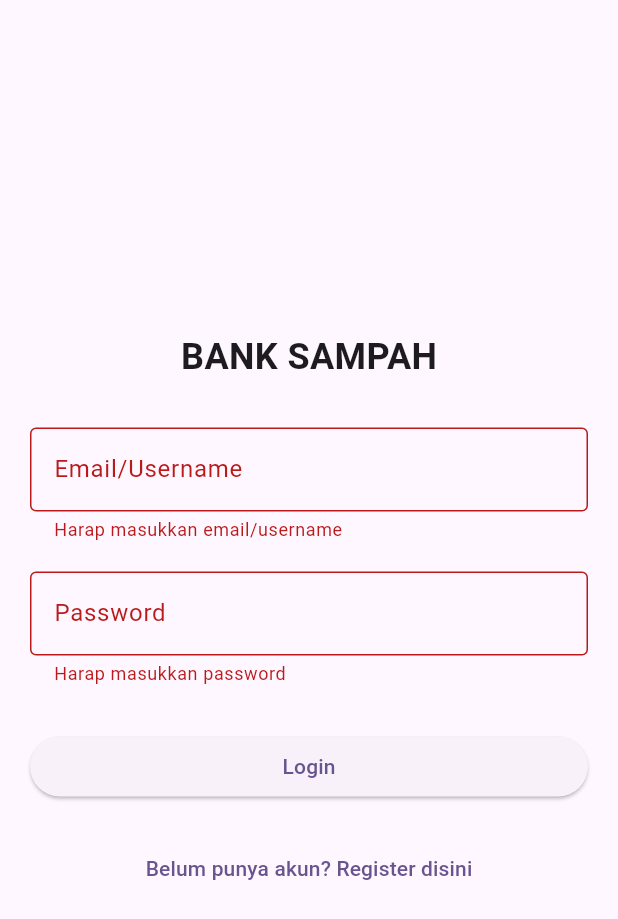
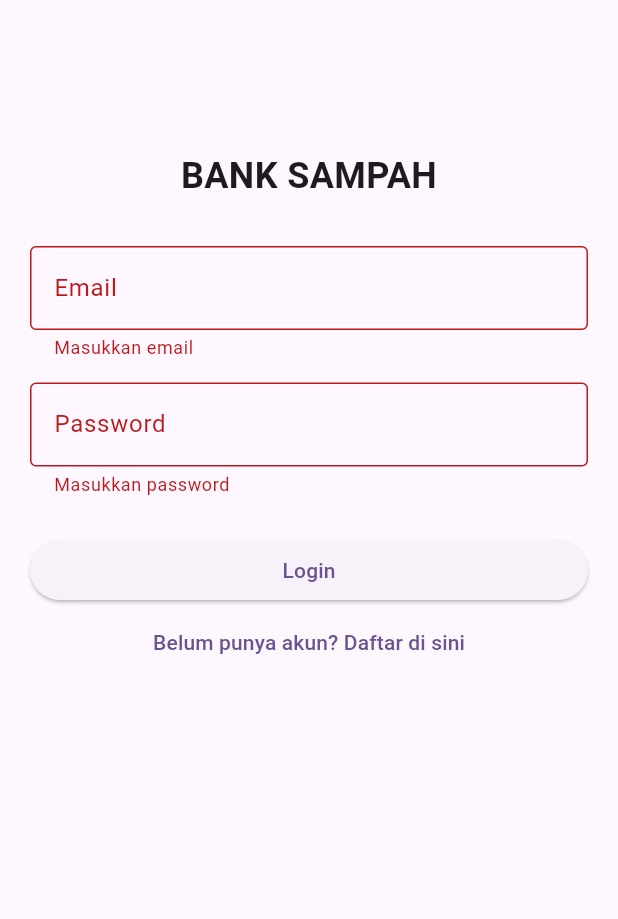
Before and after one commit to andikaalegra/projek_uas_kel2, a Flutter app: the HalamanLogin screen opened directly, after a tap on "Login", on a phone screen of 412 x 824 dp. Shown: the top 919 px of the screen. Run offline on Flutter 3.47's test engine with Material 3 defaults, Android fonts, the light colour scheme and no system bars; our stand-ins replace cloud_firestore, firebase_auth, firebase_core; accounts and stored records are empty.

Commit message:
menambah kodingan

```diff
--- a/lib/halaman_login.dart
+++ b/lib/halaman_login.dart
@@ -1,13 +1,15 @@
 import 'package:flutter/material.dart';
 import 'package:firebase_auth/firebase_auth.dart';
+import 'package:cloud_firestore/cloud_firestore.dart';
+import 'dashboard_admin.dart';
 import 'dashboard_nasabah.dart';
 import 'halaman_daftar.dart';
 
 class HalamanLogin extends StatefulWidget {
-  const HalamanLogin({Key? key}) : super(key: key);
+  const HalamanLogin({super.key});
 
   @override
-  _HalamanLoginState createState() => _HalamanLoginState();
+  State<HalamanLogin> createState() => _HalamanLoginState();
 }
 
 class _HalamanLoginState extends State<HalamanLogin> {
@@ -18,21 +20,35 @@ class _HalamanLoginState extends State<HalamanLogin> {
 
   Future<void> _login() async {
     if (!_formKey.currentState!.validate()) return;
+    setState(() => _isLoading = true);
 
-    setState(() => _isLoading = true);
     try {
-      await FirebaseAuth.instance.signInWithEmailAndPassword(
+      // 1. Login dengan Firebase Auth
+      final credential = await FirebaseAuth.instance.signInWithEmailAndPassword(
         email: _emailController.text.trim(),
         password: _passwordController.text.trim(),
       );
 
-      Navigator.pushReplacement(
-        context,
-        MaterialPageRoute(builder: (context) => DashboardNasabah()),
-      );
-    } on FirebaseAuthException catch (e) {
+      // 2. Ambil UID dan dokumen Firestore
+      final uid = credential.user!.uid;
+      final doc = await FirebaseFirestore.instance.collection('users').doc(uid).get();
+      final data = doc.data();
+
+      // 3. Ambil role dari field 'role' atau 'userType'
+      final role = data?['role'] ?? data?['userType'];
+
+      if (role == 'Admin') {
+        Navigator.pushReplacement(context,
+          MaterialPageRoute(builder: (_) => DashboardAdmin()));
+      } else if (role == 'Nasabah') {
+        Navigator.pushReplacement(context,
+          MaterialPageRoute(builder: (_) => DashboardNasabah()));
+      } else {
+        throw Exception('Peran pengguna tidak diketahui.');
+      }
+    } catch (e) {
       ScaffoldMessenger.of(context).showSnackBar(
-        SnackBar(content: Text(e.message ?? 'Login gagal')),
+        SnackBar(content: Text('Gagal login: $e')),
       );
     } finally {
       setState(() => _isLoading = false);
@@ -50,74 +66,50 @@ class _HalamanLoginState extends State<HalamanLogin> {
   Widget build(BuildContext context) {
     return Scaffold(
       body: Padding(
-        padding: const EdgeInsets.all(20.0),
+        padding: const EdgeInsets.all(20),
         child: Form(
           key: _formKey,
-          child: Column(
-            mainAxisAlignment: MainAxisAlignment.center,
+          child: ListView(
             children: [
-              // Logo Bank Sampah
+              const SizedBox(height: 80),
               const Text(
                 'BANK SAMPAH',
                 style: TextStyle(fontSize: 24, fontWeight: FontWeight.bold),
+                textAlign: TextAlign.center,
               ),
               const SizedBox(height: 30),
 
-              // Email/Username
               TextFormField(
                 controller: _emailController,
-                decoration: InputDecoration(
-                  labelText: 'Email/Username',
-                  border: OutlineInputBorder(),
-                ),
-                validator: (value) {
-                  if (value == null || value.isEmpty) {
-                    return 'Harap masukkan email/username';
-                  }
-                  return null;
-                },
+                decoration: InputDecoration(labelText: 'Email', border: OutlineInputBorder()),
+                validator: (val) => val == null || val.isEmpty ? 'Masukkan email' : null,
               ),
-              const SizedBox(height: 20),
+              const SizedBox(height: 15),
 
-              // Password
               TextFormField(
                 controller: _passwordController,
+                decoration: InputDecoration(labelText: 'Password', border: OutlineInputBorder()),
                 obscureText: true,
-                decoration: InputDecoration(
-                  labelText: 'Password',
-                  border: OutlineInputBorder(),
-                ),
-                validator: (value) {
-                  if (value == null || value.isEmpty) {
-                    return 'Harap masukkan password';
-                  }
-                  return null;
-                },
+                validator: (val) => val == null || val.isEmpty ? 'Masukkan password' : null,
               ),
-              const SizedBox(height: 30),
+              const SizedBox(height: 25),
 
-              // Tombol Login
-              SizedBox(
-                width: double.infinity,
-                child: ElevatedButton(
-                  onPressed: _isLoading ? null : _login,
-                  child: _isLoading
-                      ? CircularProgressIndicator(color: Colors.white)
-                      : Text('Login'),
-                ),
+              ElevatedButton(
+                onPressed: _isLoading ? null : _login,
+                child: _isLoading
+                    ? CircularProgressIndicator(color: Colors.white)
+                    : Text("Login"),
               ),
-              const SizedBox(height: 20),
 
-              // Link ke Halaman Daftar
               TextButton(
                 onPressed: () {
-                  Navigator.push(
+                  Navigator.pushReplacement(
                     context,
-                    MaterialPageRoute(builder: (context) => HalamanDaftar()),
+                    MaterialPageRoute(builder: (_) => HalamanDaftar()),
                   );
                 },
-                child: Text('Belum punya akun? Register disini'),
-              ),
+                child: Text('Belum punya akun? Daftar di sini'),
+              )
             ],
           ),
         ),
--- a/lib/main.dart
+++ b/lib/main.dart
@@ -1,9 +1,10 @@
 import 'package:firebase_core/firebase_core.dart';
 import 'package:flutter/material.dart';
+import 'package:projek_uas_kel2/daftar_nasabah.dart';
 import 'package:projek_uas_kel2/firebase_options.dart';
 import 'halaman_login.dart';
 import 'halaman_daftar.dart';
-import 'halaman_home.dart';
+import 'dashboard_admin.dart';
 import 'dashboard_nasabah.dart';
 
 void main() async{
@@ -26,7 +27,7 @@ class MyApp extends StatelessWidget {
 
         colorScheme: ColorScheme.fromSeed(seedColor: Colors.deepPurple),
       ),
-      home: HalamanLogin(),
+      home:DashboardNasabah(),
     );
   }
 }
```
Also changed, not shown: lib/daftar_nasabah.dart (added, +83 -0 lines), lib/dashboard_admin.dart (added, +81 -0 lines), lib/halaman_daftar.dart (+57 -86 lines), lib/halaman_home.dart (deleted, +0 -133 lines), lib/tambah_setoran.dart (added, +141 -0 lines).
